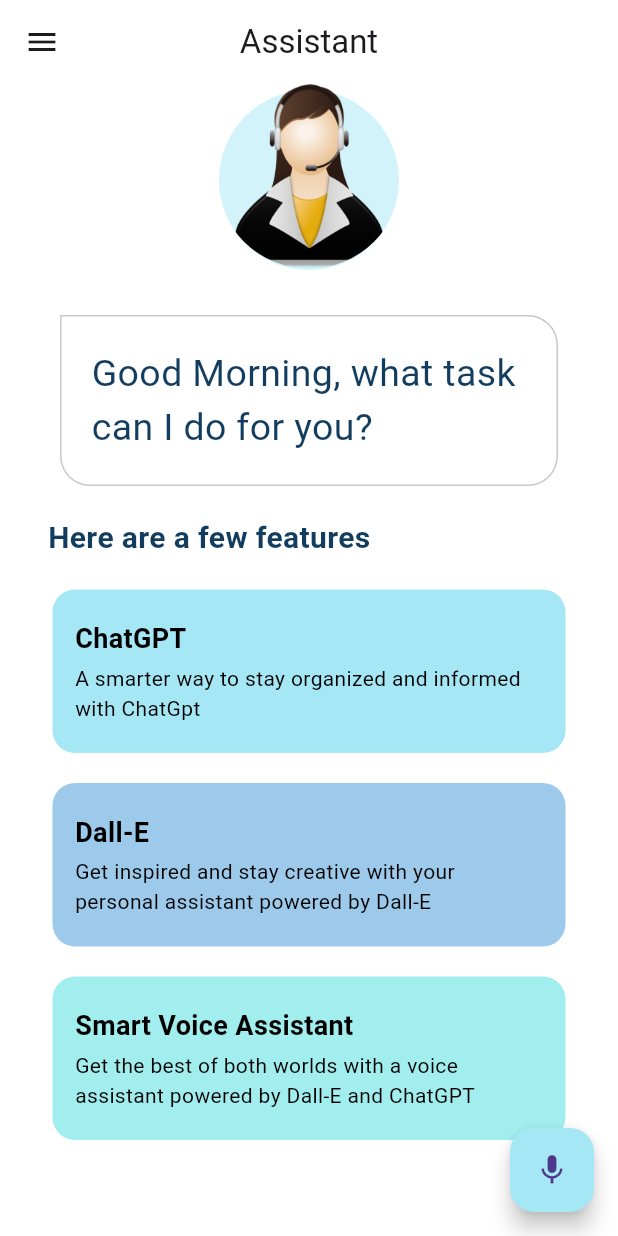
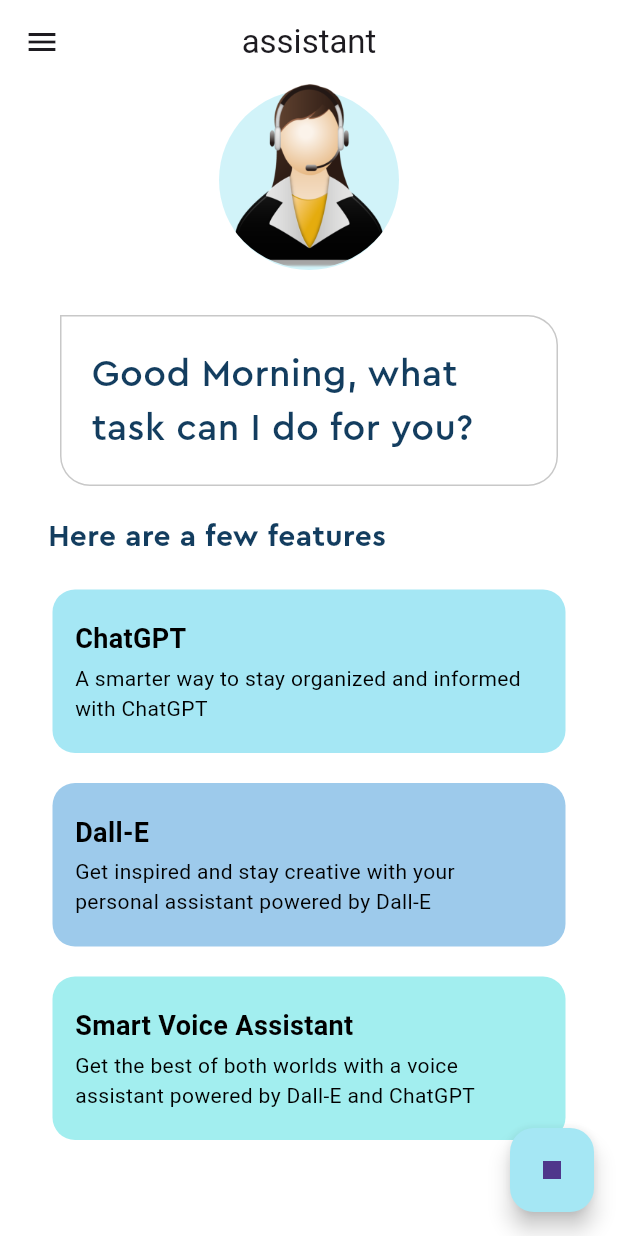
Before and after one commit to AkshatRai-21/ForYou, a Flutter app: the screen it shows after launch, after a tap on the "mic" icon, on a phone screen of 412 x 824 dp. Run offline on Flutter 3.47's test engine with Material 2 defaults, Android fonts, the phone set to English and light mode, and no system bars; our stand-ins replace animate_do, flutter_tts, speech_to_text.

Commit message:
Uploading changes

```diff
--- a/lib/home_page.dart
+++ b/lib/home_page.dart
@@ -1,21 +1,21 @@
-import 'package:animate_do/animate_do.dart';
 import 'package:assistant/feature_box.dart';
 import 'package:assistant/openai_service.dart';
 import 'package:assistant/pallete.dart';
+import 'package:animate_do/animate_do.dart';
+import 'package:assistant/responsive/responsive.dart';
+import 'package:assistant/voice_handler.dart';
+import 'package:flutter/foundation.dart';
 import 'package:flutter/material.dart';
 import 'package:flutter_tts/flutter_tts.dart';
-import 'package:speech_to_text/speech_recognition_result.dart';
-import 'package:speech_to_text/speech_to_text.dart';
 
 class HomePage extends StatefulWidget {
-  const HomePage({super.key});
+  const HomePage({Key? key}) : super(key: key);
 
   @override
   State<HomePage> createState() => _HomePageState();
 }
 
 class _HomePageState extends State<HomePage> {
-  final speechToText = SpeechToText();
   final flutterTts = FlutterTts();
   String lastWords = '';
   final OpenAIService openAIService = OpenAIService();
@@ -24,11 +24,21 @@
   int start = 200;
   int delay = 200;
 
+  final VoiceHandler voiceHandler = VoiceHandler();
+  var _isListening = false;
+
+  void setListeningState(bool isListening) {
+    setState(() {
+      _isListening = isListening;
+    });
+  }
+
   @override
   void initState() {
     super.initState();
-    initSpeechToText();
+
     initTextToSpeech();
+    voiceHandler.initSpeech();
   }
 
   Future<void> initTextToSpeech() async {
@@ -36,35 +46,28 @@
     setState(() {});
   }
 
-  Future<void> initSpeechToText() async {
-    await speechToText.initialize();
-    setState(() {});
+  Future<void> systemSpeak(String content) async {
+    await flutterTts.speak(content);
   }
 
-  Future<void> startListening() async {
-    await speechToText.listen(onResult: onSpeechResult);
+  void sendMessage(String message) async {
+    final speech = await openAIService.isArtPromptAPI(message);
+
+    if (speech.contains('https')) {
+      generatedImageUrl = speech;
+      generatedContent = null;
       setState(() {});
+    } else {
+      generatedImageUrl = null;
+      generatedContent = speech;
+      setState(() {});
+      await systemSpeak(speech);
     }
-
-  Future<void> stopListening() async {
-    await speechToText.stop();
-    setState(() {});
-  }
-
-  void onSpeechResult(SpeechRecognitionResult result) {
-    setState(() {
-      lastWords = result.recognizedWords;
-    });
-  }
-
-  Future<void> systemSpeak(String content) async {
-    await flutterTts.speak(content);
   }
 
   @override
   void dispose() {
     super.dispose();
-    speechToText.stop();
     flutterTts.stop();
   }
 
@@ -73,7 +76,7 @@
     return Scaffold(
       appBar: AppBar(
         title: BounceInDown(
-          child: const Text('Assistant'),
+          child: const Text('assistant'),
         ),
         leading: const Icon(Icons.menu),
         centerTitle: true,
@@ -81,8 +84,9 @@
       body: SingleChildScrollView(
         child: Column(
           children: [
-            //Virtual assistant picture
+            // virtual assistant picture
             ZoomIn(
+              child: Responsive(
                 child: Stack(
                   children: [
                     Center(
@@ -101,18 +105,21 @@
                       decoration: const BoxDecoration(
                         shape: BoxShape.circle,
                         image: DecorationImage(
-                        image: AssetImage('assets/images/virtualAssistant.png'),
+                          image: AssetImage(
+                            'assets/images/virtualAssistant.png',
+                          ),
                         ),
                       ),
                     ),
                   ],
                 ),
               ),
-
-            //chat bubble
+            ),
+            // chat bubble
             FadeInRight(
               child: Visibility(
                 visible: generatedImageUrl == null,
+                child: Responsive(
                   child: Container(
                     padding: const EdgeInsets.symmetric(
                       horizontal: 20,
@@ -127,7 +134,9 @@
                       ),
                       borderRadius: BorderRadius.circular(20).copyWith(
                         topLeft: Radius.zero,
-                      )),
+                      ),
+                    ),
+                    child: Responsive(
                       child: Padding(
                         padding: const EdgeInsets.symmetric(vertical: 10.0),
                         child: Text(
@@ -135,6 +144,7 @@
                               ? 'Good Morning, what task can I do for you?'
                               : generatedContent!,
                           style: TextStyle(
+                            fontFamily: 'Cera Pro',
                             color: Pallete.mainFontColor,
                             fontSize: generatedContent == null ? 25 : 18,
                           ),
@@ -143,25 +153,30 @@
                     ),
                   ),
                 ),
-
+              ),
+            ),
             if (generatedImageUrl != null)
-              Padding(
+              Responsive(
+                child: Padding(
                   padding: const EdgeInsets.all(10.0),
                   child: ClipRRect(
                     borderRadius: BorderRadius.circular(20),
                     child: Image.network(generatedImageUrl!),
                   ),
                 ),
+              ),
             SlideInLeft(
               child: Visibility(
-                visible: generatedContent == null || generatedImageUrl == null,
+                visible: generatedContent == null && generatedImageUrl == null,
+                child: Responsive(
                   child: Container(
                     padding: const EdgeInsets.all(10),
-                  alignment: Alignment.centerLeft,
+                    alignment: kIsWeb ? Alignment.center : Alignment.centerLeft,
                     margin: const EdgeInsets.only(top: 10, left: 22),
                     child: const Text(
                       'Here are a few features',
                       style: TextStyle(
+                        fontFamily: 'Cera Pro',
                         color: Pallete.mainFontColor,
                         fontSize: 20,
                         fontWeight: FontWeight.bold,
@@ -170,10 +185,11 @@
                   ),
                 ),
               ),
-
-            //feature list
+            ),
+            // features list
             Visibility(
               visible: generatedContent == null && generatedImageUrl == null,
+              child: Responsive(
                 child: Column(
                   children: [
                     SlideInLeft(
@@ -182,7 +198,7 @@
                         color: Pallete.firstSuggestionBoxColor,
                         headerText: 'ChatGPT',
                         descriptionText:
-                          'A smarter way to stay organized and informed with ChatGpt',
+                            'A smarter way to stay organized and informed with ChatGPT',
                       ),
                     ),
                     SlideInLeft(
@@ -198,12 +214,13 @@
                       delay: Duration(milliseconds: start + 2 * delay),
                       child: const FeatureBox(
                         color: Pallete.thirdSuggestionBoxColor,
-                      headerText: 'Smart Voice Assistant ',
+                        headerText: 'Smart Voice Assistant',
                         descriptionText:
                             'Get the best of both worlds with a voice assistant powered by Dall-E and ChatGPT',
                       ),
                     ),
                   ],
+                ),
               ),
             ),
           ],
@@ -212,30 +229,25 @@
       floatingActionButton: ZoomIn(
         delay: Duration(milliseconds: start + 3 * delay),
         child: FloatingActionButton(
+          backgroundColor: Pallete.firstSuggestionBoxColor,
           onPressed: () async {
-            if (await speechToText.hasPermission &&
-                speechToText.isNotListening) {
-              await startListening();
-            } else if (speechToText.isListening) {
-              final speech = await openAIService.isArtPromptAPI(lastWords);
-              if (speech.contains('https')) {
-                generatedImageUrl = speech;
-                generatedContent = null;
-                setState(() {});
+            if (!voiceHandler.isEnabled) {
+              print('Not supported');
+              return;
+            }
+            if (voiceHandler.speechToText.isListening) {
+              await voiceHandler.stopListening();
+              setListeningState(false);
             } else {
-                generatedImageUrl = null;
-                generatedContent = speech;
-                setState(() {});
-                await systemSpeak(speech);
-              }
-              await stopListening();
-            } else {
-              initSpeechToText();
+              setListeningState(true);
+              final result = await voiceHandler.startListening();
+              setListeningState(false);
+
+              sendMessage(result);
             }
           },
-          backgroundColor: Pallete.firstSuggestionBoxColor,
           child: Icon(
-            speechToText.isListening ? Icons.stop : Icons.mic,
+            _isListening ? Icons.stop : Icons.mic,
           ),
         ),
       ),
--- a/lib/main.dart
+++ b/lib/main.dart
@@ -14,7 +14,7 @@
   Widget build(BuildContext context) {
     return MaterialApp(
       debugShowCheckedModeBanner: false,
-      title: 'ForYou',
+      title: 'Assistant',
       theme: ThemeData.light(useMaterial3: true).copyWith(
         scaffoldBackgroundColor: Pallete.whiteColor,
         appBarTheme: const AppBarTheme(
--- a/lib/openai_service.dart
+++ b/lib/openai_service.dart
@@ -24,6 +24,7 @@
           ],
         }),
       );
+
       if (res.statusCode == 200) {
         String content =
             jsonDecode(res.body)['choices'][0]['message']['content'];
--- /dev/null
+++ b/lib/responsive/responsive.dart
@@ -0,0 +1,21 @@
+import 'package:flutter/material.dart';
+
+class Responsive extends StatelessWidget {
+  final Widget child;
+  const Responsive({
+    Key? key,
+    required this.child,
+  }) : super(key: key);
+
+  @override
+  Widget build(BuildContext context) {
+    return Center(
+      child: ConstrainedBox(
+        constraints: const BoxConstraints(
+          maxWidth: 600,
+        ),
+        child: child,
+      ),
+    );
+  }
+}
--- /dev/null
+++ b/lib/voice_handler.dart
@@ -0,0 +1,31 @@
+import 'dart:async';
+
+import 'package:speech_to_text/speech_to_text.dart';
+
+class VoiceHandler {
+  final SpeechToText _speechToText = SpeechToText();
+  bool _speechEnabled = false;
+
+  void initSpeech() async {
+    _speechEnabled = await _speechToText.initialize();
+  }
+
+  Future<String> startListening() async {
+    final completer = Completer<String>();
+    _speechToText.listen(
+      onResult: (result) {
+        if (result.finalResult) {
+          completer.complete(result.recognizedWords);
+        }
+      },
+    );
+    return completer.future;
+  }
+
+  Future<void> stopListening() async {
+    await _speechToText.stop();
+  }
+
+  SpeechToText get speechToText => _speechToText;
+  bool get isEnabled => _speechEnabled;
+}
```
Also changed, not shown: 6 other files. Lines whose indentation alone changed are shown as unchanged.
